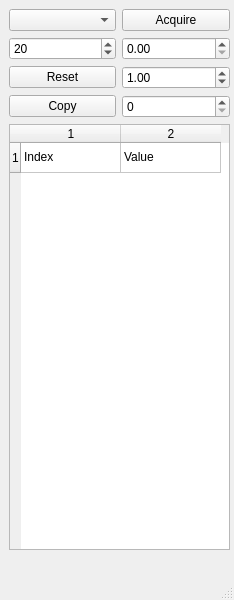
This is MainWindow.ui in shreyaspotnis/manualdaq as Qt 5 draws it before an edit. The edited form follows.
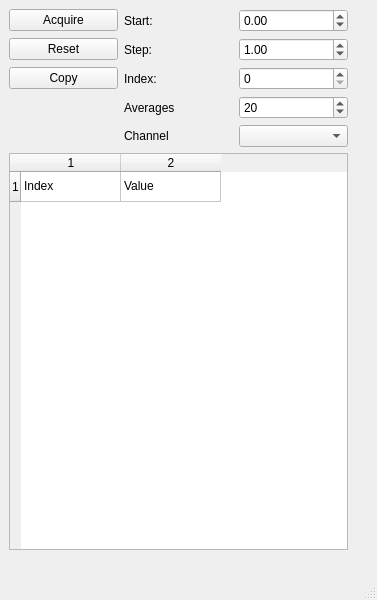
This is the edited form.

Commit message: Better arrangement of UI elements.

Patch:
```diff
--- a/MainWindow.ui
+++ b/MainWindow.ui
@@ -6,7 +6,7 @@
    <rect>
     <x>0</x>
     <y>0</y>
-    <width>234</width>
+    <width>377</width>
     <height>600</height>
    </rect>
   </property>
@@ -19,66 +19,12 @@
      <rect>
       <x>9</x>
       <y>9</y>
-      <width>221</width>
+      <width>339</width>
       <height>541</height>
      </rect>
     </property>
     <layout class="QGridLayout" name="gridLayout">
-     <item row="0" column="1">
-      <widget class="QPushButton" name="pushAcquire">
-       <property name="toolTip">
-        <string>Acquire data. Shortcut: Shift+Return</string>
-       </property>
-       <property name="text">
-        <string>Acquire</string>
-       </property>
-       <property name="shortcut">
-        <string>Shift+Return</string>
-       </property>
-      </widget>
-     </item>
-     <item row="1" column="0">
-      <widget class="QSpinBox" name="spinAverages">
-       <property name="toolTip">
-        <string>Number of averages to take when acquiring</string>
-       </property>
-       <property name="value">
-        <number>20</number>
-       </property>
-      </widget>
-     </item>
-     <item row="1" column="1">
-      <widget class="QDoubleSpinBox" name="doubleSpinIndexStart">
-       <property name="toolTip">
-        <string>Start value of the index column when acquiring data</string>
-       </property>
-      </widget>
-     </item>
-     <item row="2" column="1">
-      <widget class="QDoubleSpinBox" name="doubleSpinIndexStep">
-       <property name="toolTip">
-        <string>Step value of the index column when acquiring data</string>
-       </property>
-       <property name="value">
-        <double>1.000000000000000</double>
-       </property>
-      </widget>
-     </item>
-     <item row="3" column="1">
-      <widget class="QSpinBox" name="spinCurrentIndex">
-       <property name="toolTip">
-        <string>Current row to put data into</string>
-       </property>
-      </widget>
-     </item>
-     <item row="0" column="0">
-      <widget class="QComboBox" name="comboLJInput">
-       <property name="toolTip">
-        <string>Select which LabJack input to use to acquire the data</string>
-       </property>
-      </widget>
-     </item>
-     <item row="4" column="0" colspan="2">
+     <item row="7" column="1" colspan="3">
       <widget class="QTableWidget" name="tableData">
        <property name="rowCount">
         <number>1</number>
@@ -101,7 +47,64 @@
        </item>
       </widget>
      </item>
-     <item row="2" column="0">
+     <item row="0" column="3">
+      <widget class="QDoubleSpinBox" name="doubleSpinIndexStart">
+       <property name="toolTip">
+        <string>Start value of the index column when acquiring data</string>
+       </property>
+       <property name="minimum">
+        <double>-1000000.000000000000000</double>
+       </property>
+       <property name="maximum">
+        <double>1000000.000000000000000</double>
+       </property>
+      </widget>
+     </item>
+     <item row="1" column="3">
+      <widget class="QDoubleSpinBox" name="doubleSpinIndexStep">
+       <property name="toolTip">
+        <string>Step value of the index column when acquiring data</string>
+       </property>
+       <property name="minimum">
+        <double>-1000000.000000000000000</double>
+       </property>
+       <property name="maximum">
+        <double>1000000.000000000000000</double>
+       </property>
+       <property name="value">
+        <double>1.000000000000000</double>
+       </property>
+      </widget>
+     </item>
+     <item row="6" column="2">
+      <widget class="QLabel" name="label_5">
+       <property name="text">
+        <string>Channel</string>
+       </property>
+      </widget>
+     </item>
+     <item row="0" column="2">
+      <widget class="QLabel" name="label">
+       <property name="text">
+        <string>Start:</string>
+       </property>
+      </widget>
+     </item>
+     <item row="6" column="3">
+      <widget class="QComboBox" name="comboLJInput">
+       <property name="toolTip">
+        <string>Select which LabJack input to use to acquire the data</string>
+       </property>
+      </widget>
+     </item>
+     <item row="1" column="2">
+      <widget class="QLabel" name="label_2">
+       <property name="text">
+        <string>Step:</string>
+       </property>
+      </widget>
+     </item>
+     <item row="1" column="1">
       <widget class="QPushButton" name="pushReset">
        <property name="toolTip">
         <string>Reset the data and set the current index to zero</string>
@@ -111,7 +114,37 @@
        </property>
       </widget>
      </item>
-     <item row="3" column="0">
+     <item row="2" column="2">
+      <widget class="QLabel" name="label_3">
+       <property name="text">
+        <string>Index:</string>
+       </property>
+      </widget>
+     </item>
+     <item row="2" column="3">
+      <widget class="QSpinBox" name="spinCurrentIndex">
+       <property name="toolTip">
+        <string>Current row to put data into</string>
+       </property>
+       <property name="maximum">
+        <number>10000</number>
+       </property>
+      </widget>
+     </item>
+     <item row="0" column="1">
+      <widget class="QPushButton" name="pushAcquire">
+       <property name="toolTip">
+        <string>Acquire data. Shortcut: Shift+Return</string>
+       </property>
+       <property name="text">
+        <string>Acquire</string>
+       </property>
+       <property name="shortcut">
+        <string>Shift+Return</string>
+       </property>
+      </widget>
+     </item>
+     <item row="2" column="1">
       <widget class="QPushButton" name="pushCopy">
        <property name="toolTip">
         <string>Copy all data to clipboard. Shortcut Ctrl+Shift+C</string>
@@ -124,6 +157,23 @@
        </property>
       </widget>
      </item>
+     <item row="4" column="3">
+      <widget class="QSpinBox" name="spinAverages">
+       <property name="toolTip">
+        <string>Number of averages to take when acquiring</string>
+       </property>
+       <property name="value">
+        <number>20</number>
+       </property>
+      </widget>
+     </item>
+     <item row="4" column="2">
+      <widget class="QLabel" name="label_4">
+       <property name="text">
+        <string>Averages</string>
+       </property>
+      </widget>
+     </item>
     </layout>
    </widget>
   </widget>
```
Left out of the diff: 2 changed lines with no effect on the pictures. The commit also changes 1 other file.
